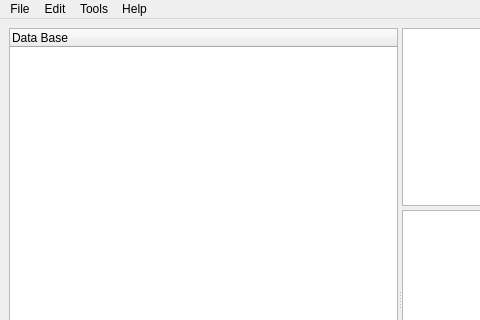
This is BinCQliteManager/mainwindow.ui in stescobedo92/BinaryCoffeSQLite as Qt 5 draws it before an edit; both pictures show x 0 to 480 and y 0 to 320 of the 800 by 600 pixel window. The edited form follows.
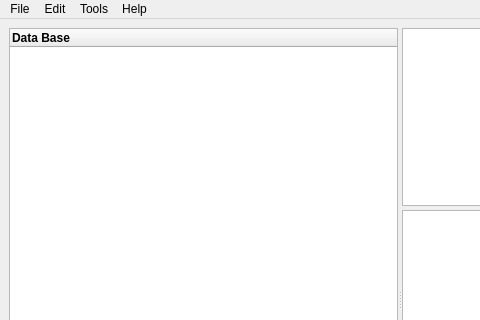
This is the edited form. Icons and pictures are not drawn. Custom widgets are drawn as their Qt base class.

Patch:
```diff
--- a/BinCQliteManager/mainwindow.ui
+++ b/BinCQliteManager/mainwindow.ui
@@ -28,6 +28,15 @@
         <property name="text">
          <string>Data Base</string>
         </property>
+        <property name="font">
+         <font>
+          <bold>true</bold>
+         </font>
+        </property>
+        <property name="icon">
+         <iconset resource="res.qrc">
+          <normaloff>:/images/db.png</normaloff>:/images/db.png</iconset>
+        </property>
        </column>
       </widget>
       <widget class="QSplitter" name="splitter">
```
Left out of the diff: 44 changed lines with no effect on the pictures.
